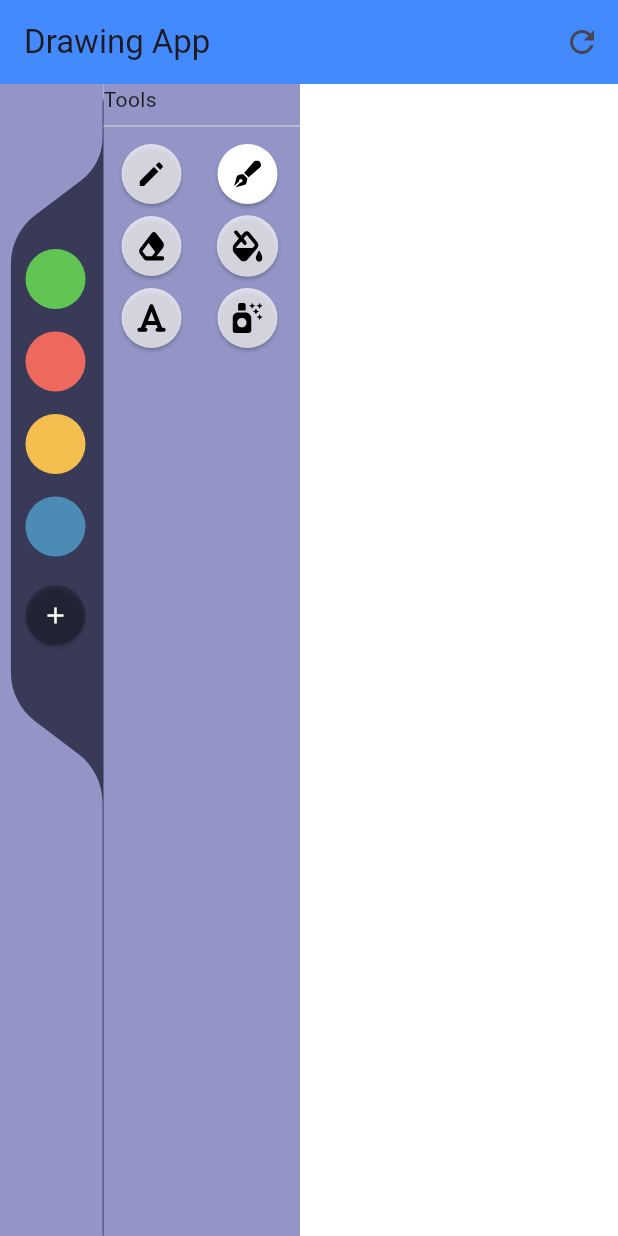
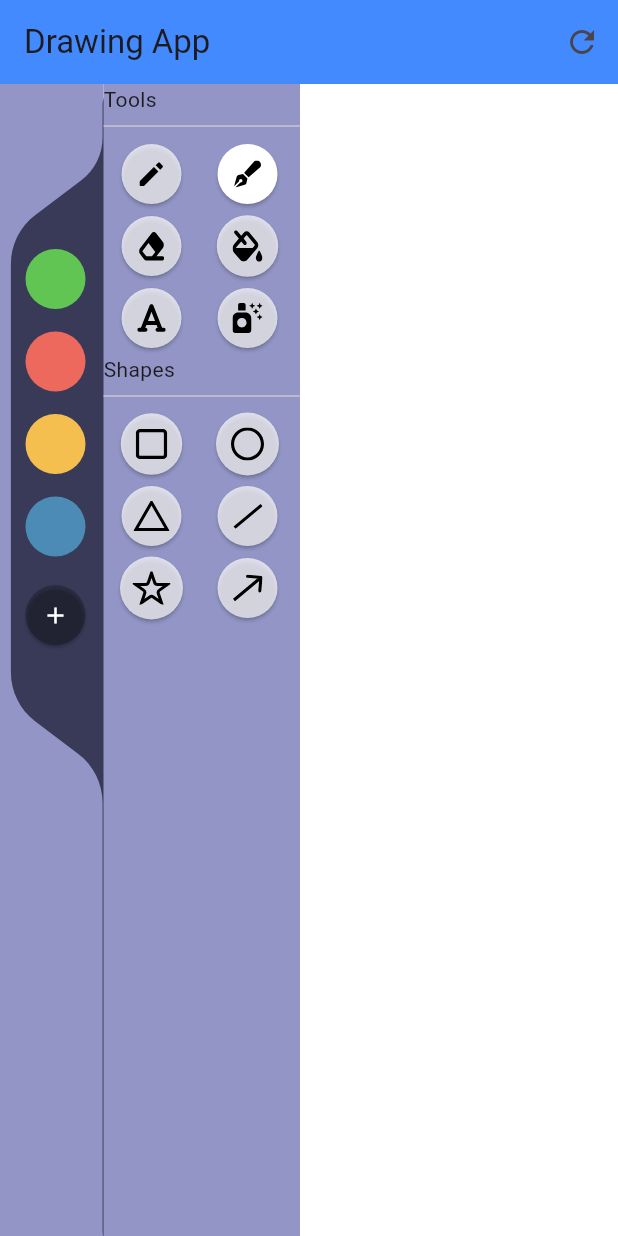
Before and after one commit to ParimSsme/painting_web, a Flutter app: the screen it shows after launch, on a phone screen of 412 x 824 dp. Run offline on Flutter 3.47's test engine with Material 3 defaults, Android fonts, the phone set to English and light mode, and no system bars; our stand-ins replace flutter_svg.

Commit message:
add shapes feature

```diff
--- a/lib/main.dart
+++ b/lib/main.dart
@@ -375,6 +375,27 @@ class _DrawingScreenState extends State<DrawingScreen> {
                             _buildToolButton(Tool.spray, 'spray'),
                           ],
                         ),
+
+                        Text('Shapes'),
+                        Divider(),
+                        Row(
+                          children: [
+                            _buildToolButton(Tool.square, 'square'),
+                            _buildToolButton(Tool.circle, 'circle'),
+                          ],
+                        ),
+                        Row(
+                          children: [
+                            _buildToolButton(Tool.triangle, 'triangle'),
+                            _buildToolButton(Tool.line, 'line'),
+                          ],
+                        ),
+                        Row(
+                          children: [
+                            _buildToolButton(Tool.star, 'star'),
+                            _buildToolButton(Tool.arrow, 'arrow'),
+                          ],
+                        ),
                       ],
                     ),
                   ),
```
Also changed, not shown: assets/arrow.svg (added), assets/circle.svg (added), assets/line.svg (added), assets/square.svg (added), assets/star.svg (added), assets/triangle.svg (added).
